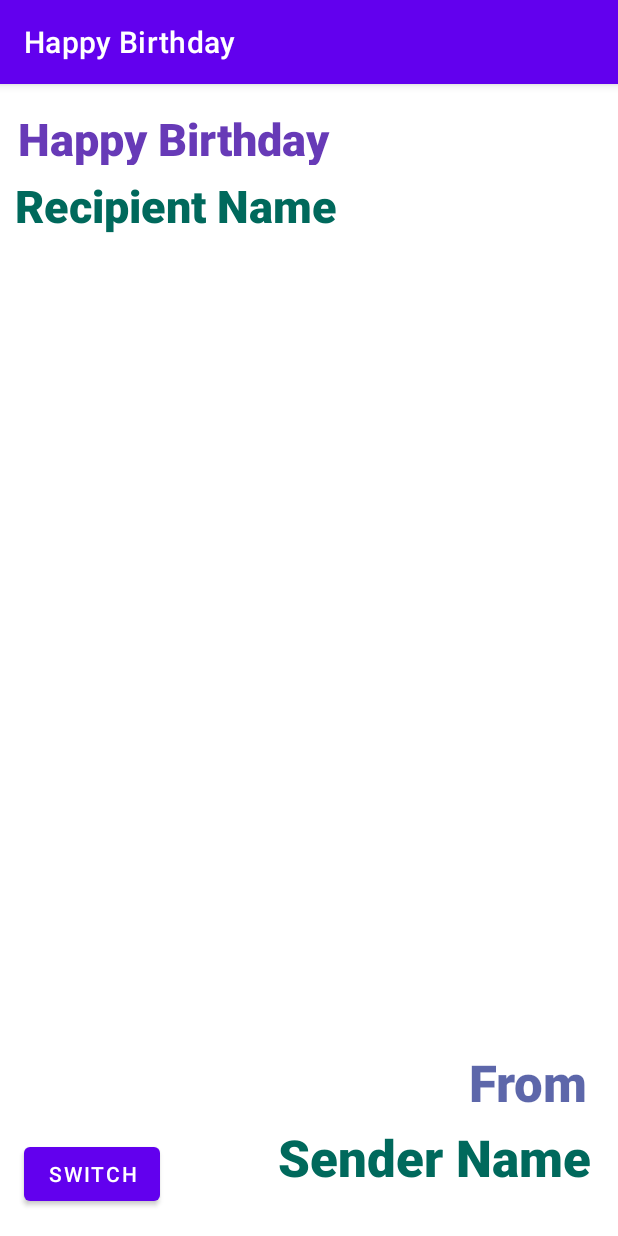
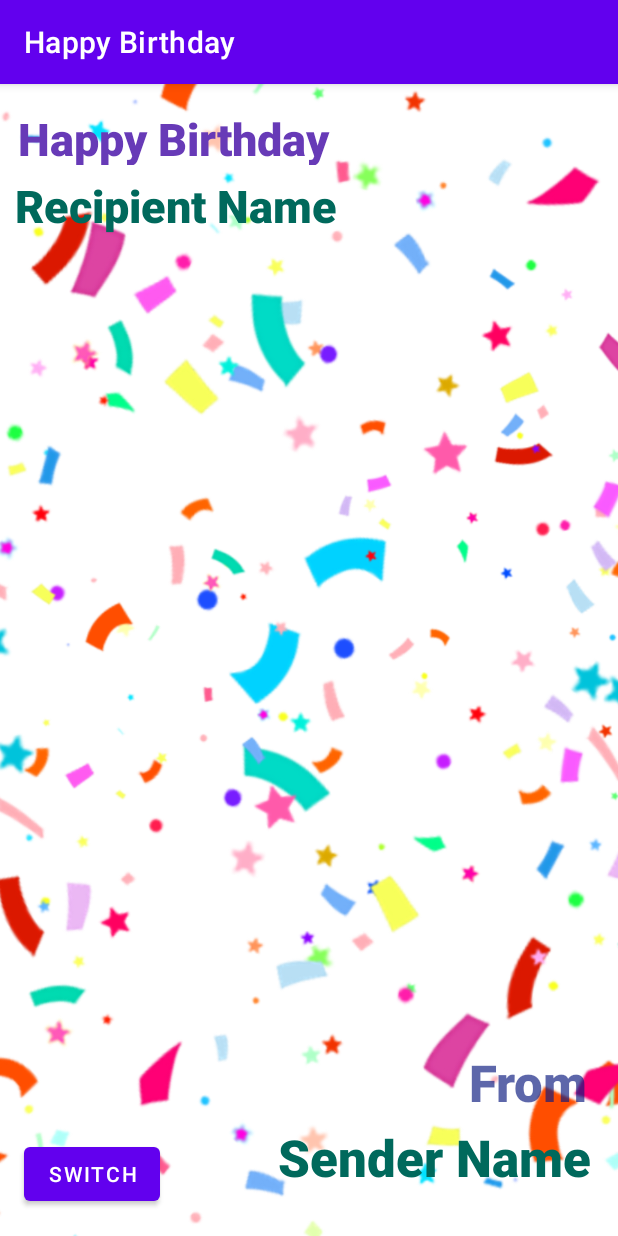
Before and after one commit to helenijevans/happy-bday-app, an Android app: the screen it shows after launch (MainActivity), after a tap on "SWITCH", on a phone screen of 412 x 824 dp. Run offline under Robolectric (Android 15) with nearby library versions, the phone set to English and light mode, and no system bars.

Commit message:
switch between different backgrounds

```diff
--- a/app/src/main/java/com/example/happybirthday/MainActivity.kt
+++ b/app/src/main/java/com/example/happybirthday/MainActivity.kt
@@ -16,13 +16,23 @@ class MainActivity : AppCompatActivity() {
         // in a variable
         val button = findViewById<Button>(R.id.button)
         val backgroundImage = findViewById<ImageView>(R.id.imageView)
+        var switch: Int = 1
 
         // operations to be performed
         // when user tap on the button
         button?.setOnClickListener()
         {
-            // toggling visibility of background image
-            backgroundImage.isVisible = !backgroundImage.isVisible
+            switch = (switch + 1)%4;
+            //can also use to set variable
+            val drawableResource = when (switch) {
+                1 -> R.drawable.androidparty1
+                2 -> R.drawable.androidparty2
+                3 -> R.drawable.androidparty3
+                0 -> R.drawable.androidparty4
+                else -> R.drawable.androidparty1
+            }
+
+            backgroundImage.setImageResource(drawableResource);
         }
 
     }
--- a/app/src/main/res/layout/activity_main.xml
+++ b/app/src/main/res/layout/activity_main.xml
@@ -18,7 +18,7 @@
         app:layout_constraintStart_toStartOf="parent"
         app:layout_constraintTop_toTopOf="parent"
         app:layout_constraintVertical_bias="0.0"
-        app:srcCompat="@drawable/androidparty" />
+        app:srcCompat="@drawable/androidparty1" />
 
     <TextView
         android:id="@+id/textView3"
```
Also changed, not shown: app/src/main/res/drawable/androidparty1.png (renamed from app/src/main/res/drawable/androidparty.png), app/src/main/res/drawable/androidparty2.png (added), app/src/main/res/drawable/androidparty3.png (added), app/src/main/res/drawable/androidparty4.jpg (added).
